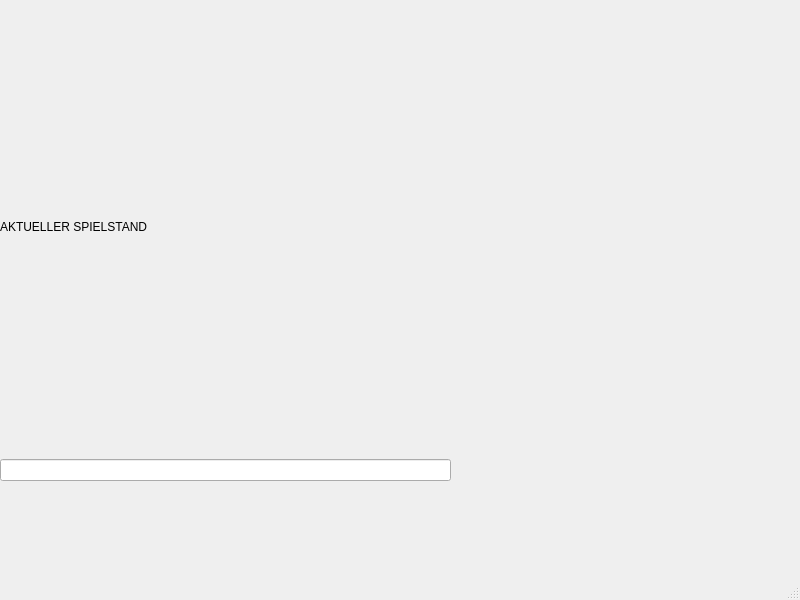
Old version of the form design.ui in the repository ekralik/rock_paper_scissors.
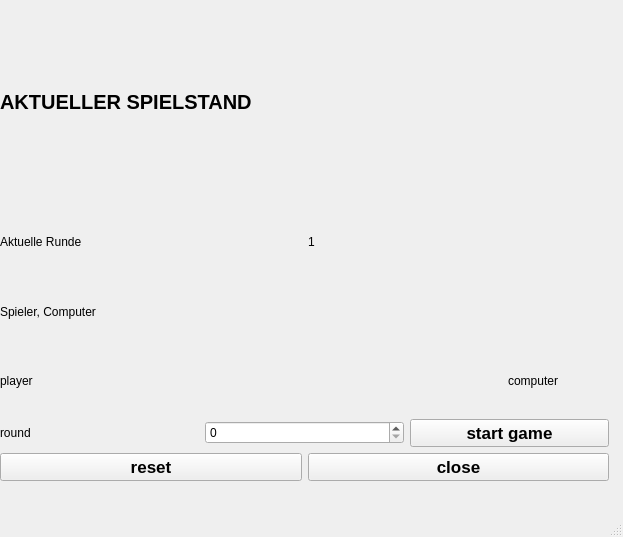
New version of the form.

Commit message: fixed buttons, added controller code

```diff
--- a/design.ui
+++ b/design.ui
@@ -6,35 +6,177 @@
    <rect>
     <x>0</x>
     <y>0</y>
-    <width>800</width>
-    <height>600</height>
+    <width>623</width>
+    <height>537</height>
    </rect>
   </property>
   <property name="windowTitle">
    <string>Schere Stein Papier ekralik</string>
   </property>
+  <property name="layoutDirection">
+   <enum>Qt::LeftToRight</enum>
+  </property>
   <widget class="QWidget" name="centralwidget">
    <widget class="QWidget" name="verticalLayoutWidget">
     <property name="geometry">
      <rect>
       <x>0</x>
       <y>0</y>
-      <width>451</width>
+      <width>609</width>
       <height>481</height>
      </rect>
     </property>
     <layout class="QVBoxLayout" name="verticalLayout">
+     <item>
+      <widget class="QLabel" name="label">
+       <property name="minimumSize">
+        <size>
+         <width>100</width>
+         <height>0</height>
+        </size>
+       </property>
+       <property name="font">
+        <font>
+         <pointsize>15</pointsize>
+         <weight>75</weight>
+         <bold>true</bold>
+        </font>
+       </property>
+       <property name="layoutDirection">
+        <enum>Qt::LeftToRight</enum>
+       </property>
+       <property name="styleSheet">
+        <string>0</string>
+       </property>
+       <property name="text">
+        <string>AKTUELLER SPIELSTAND</string>
+       </property>
+      </widget>
+     </item>
      <item>
       <layout class="QVBoxLayout" name="verticalLayout_2">
        <item>
-        <widget class="QLabel" name="label">
+        <layout class="QHBoxLayout" name="horizontalLayout_4">
+         <item>
+          <widget class="QLabel" name="label_2">
+           <property name="text">
+            <string>Aktuelle Runde</string>
+           </property>
+          </widget>
+         </item>
+         <item>
+          <widget class="QLabel" name="label_7">
+           <property name="text">
+            <string>1</string>
+           </property>
+          </widget>
+         </item>
+        </layout>
+       </item>
+       <item>
+        <widget class="QLabel" name="label_3">
          <property name="text">
-          <string>AKTUELLER SPIELSTAND</string>
+          <string>Spieler, Computer</string>
          </property>
         </widget>
        </item>
        <item>
-        <widget class="QLineEdit" name="lineEdit"/>
+        <layout class="QHBoxLayout" name="horizontalLayout">
+         <item>
+          <widget class="QLabel" name="label_4">
+           <property name="text">
+            <string>player</string>
+           </property>
+          </widget>
+         </item>
+         <item>
+          <spacer name="horizontalSpacer">
+           <property name="orientation">
+            <enum>Qt::Horizontal</enum>
+           </property>
+           <property name="sizeType">
+            <enum>QSizePolicy::Fixed</enum>
+           </property>
+           <property name="sizeHint" stdset="0">
+            <size>
+             <width>400</width>
+             <height>20</height>
+            </size>
+           </property>
+          </spacer>
+         </item>
+         <item>
+          <widget class="QLabel" name="label_5">
+           <property name="text">
+            <string>computer</string>
+           </property>
+          </widget>
+         </item>
+        </layout>
+       </item>
+      </layout>
+     </item>
+     <item>
+      <layout class="QVBoxLayout" name="verticalLayout_3">
+       <item>
+        <layout class="QHBoxLayout" name="horizontalLayout_2">
+         <item>
+          <widget class="QLabel" name="label_6">
+           <property name="text">
+            <string>round</string>
+           </property>
+          </widget>
+         </item>
+         <item>
+          <widget class="QSpinBox" name="spinBox"/>
+         </item>
+         <item>
+          <widget class="QPushButton" name="start">
+           <property name="font">
+            <font>
+             <pointsize>13</pointsize>
+             <weight>75</weight>
+             <bold>true</bold>
+            </font>
+           </property>
+           <property name="text">
+            <string>start game</string>
+           </property>
+          </widget>
+         </item>
+        </layout>
+       </item>
+      </layout>
+     </item>
+     <item>
+      <layout class="QHBoxLayout" name="horizontalLayout_3">
+       <item>
+        <widget class="QPushButton" name="reset">
+         <property name="font">
+          <font>
+           <pointsize>13</pointsize>
+           <weight>75</weight>
+           <bold>true</bold>
+          </font>
+         </property>
+         <property name="text">
+          <string>reset</string>
+         </property>
+        </widget>
+       </item>
+       <item>
+        <widget class="QPushButton" name="pushButton_3">
+         <property name="font">
+          <font>
+           <pointsize>13</pointsize>
+           <weight>75</weight>
+           <bold>true</bold>
+          </font>
+         </property>
+         <property name="text">
+          <string>close</string>
+         </property>
+        </widget>
        </item>
       </layout>
      </item>
```
Left out of the diff: 37 changed lines with no effect on the pictures. The commit also changes 6 other files.
